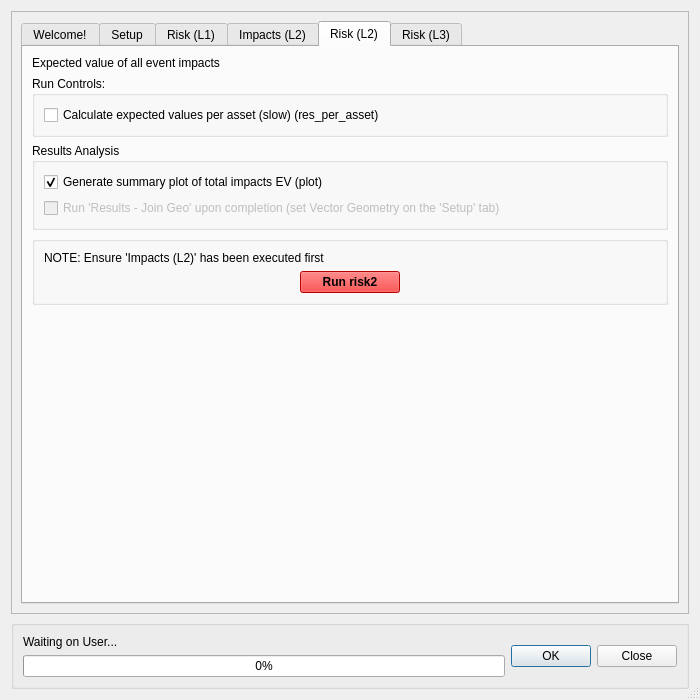
The window that canflood/model/model.ui (NRCan/CanFlood) describes before a commit, drawn with Qt 5.
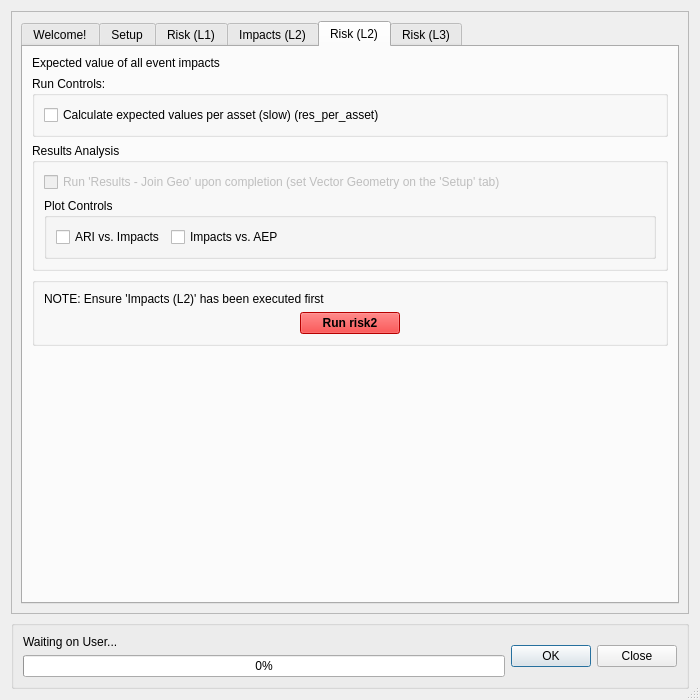
The same window after the commit. The open tabs and pages were chosen to show the change. Icons and pictures are not drawn. Custom widgets are drawn as their Qt base class.

Commit message: fix upd_cf and some ui

What changed in the file:
```diff
--- a/canflood/model/model.ui
+++ b/canflood/model/model.ui
@@ -1594,16 +1594,6 @@
               <string>Results Analysis</string>
              </property>
              <layout class="QVBoxLayout" name="verticalLayout_4">
-              <item>
-               <widget class="QCheckBox" name="checkBox_r2plot">
-                <property name="text">
-                 <string>Generate summary plot of total impacts EV (plot)</string>
-                </property>
-                <property name="checked">
-                 <bool>true</bool>
-                </property>
-               </widget>
-              </item>
               <item>
                <widget class="QCheckBox" name="checkBox_r2ires">
                 <property name="enabled">
@@ -1614,6 +1604,52 @@
                 </property>
                </widget>
               </item>
+              <item>
+               <widget class="QGroupBox" name="groupBox_11">
+                <property name="title">
+                 <string>Plot Controls</string>
+                </property>
+                <layout class="QVBoxLayout" name="verticalLayout_16">
+                 <item>
+                  <layout class="QHBoxLayout" name="horizontalLayout_12">
+                   <item>
+                    <widget class="QCheckBox" name="checkBox_r2_ar">
+                     <property name="text">
+                      <string>ARI vs. Impacts</string>
+                     </property>
+                     <property name="checked">
+                      <bool>false</bool>
+                     </property>
+                    </widget>
+                   </item>
+                   <item>
+                    <widget class="QCheckBox" name="checkBox_r2_aep">
+                     <property name="text">
+                      <string>Impacts vs. AEP</string>
+                     </property>
+                     <property name="checked">
+                      <bool>false</bool>
+                     </property>
+                    </widget>
+                   </item>
+                   <item>
+                    <spacer name="horizontalSpacer_5">
+                     <property name="orientation">
+                      <enum>Qt::Horizontal</enum>
+                     </property>
+                     <property name="sizeHint" stdset="0">
+                      <size>
+                       <width>40</width>
+                       <height>20</height>
+                      </size>
+                     </property>
+                    </spacer>
+                   </item>
+                  </layout>
+                 </item>
+                </layout>
+               </widget>
+              </item>
              </layout>
             </widget>
            </item>
```
Left out of the diff: 4 changed lines with no effect on the pictures. The commit also changes 2 other files.
